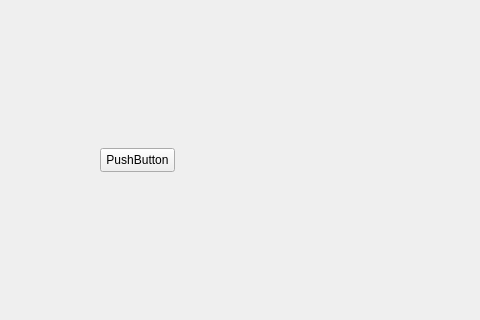
This is ModelViewer.ui in EzraRT/vtk_design as Qt 5 draws it before an edit; both pictures show x 0 to 480 and y 162 to 482 of the 1280 by 720 pixel window. The edited form follows.
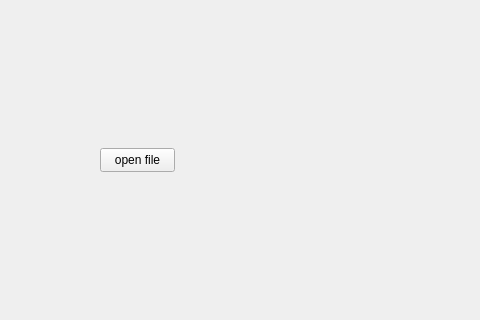
This is the edited form.

The edit to the form file:
```diff
--- a/ModelViewer.ui
+++ b/ModelViewer.ui
@@ -34,7 +34,7 @@
      </rect>
     </property>
     <property name="text">
-     <string>PushButton</string>
+     <string>open file</string>
     </property>
    </widget>
   </widget>
```
